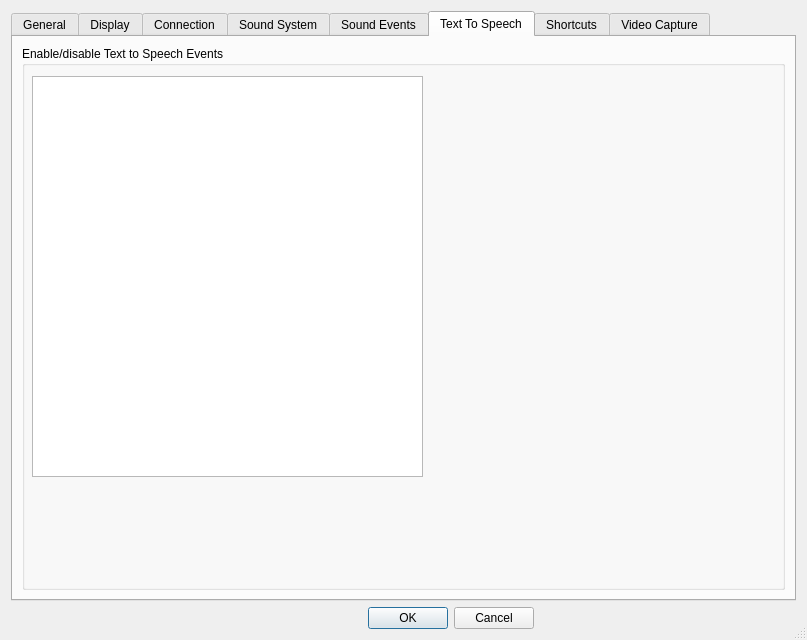
Old version of the form Client/qtTeamTalk/preferences.ui in the repository ungjinPark/TeamTalk5.
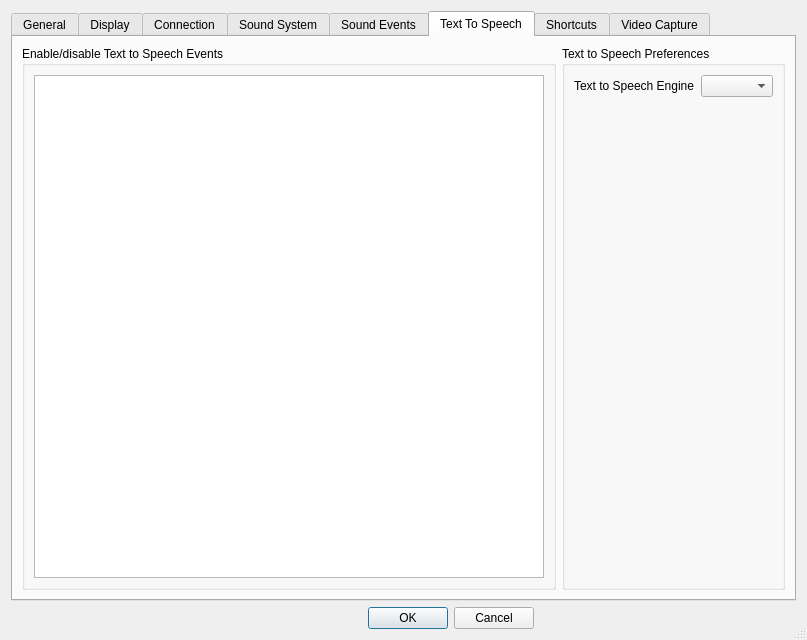
New version of the form. The open tabs and pages were chosen to show the change. Icons and pictures are not drawn.

Commit message: Change TTS control to QListView

Diff of the .ui file:
```diff
--- a/Client/qtTeamTalk/preferences.ui
+++ b/Client/qtTeamTalk/preferences.ui
@@ -1674,16 +1674,40 @@
          <property name="title">
           <string>Enable/disable Text to Speech Events</string>
          </property>
-         <widget class="QListView" name="ttsListView">
-          <property name="geometry">
-           <rect>
-            <x>10</x>
-            <y>30</y>
-            <width>391</width>
-            <height>401</height>
-           </rect>
-          </property>
-         </widget>
+         <layout class="QHBoxLayout" name="horizontalLayout_23">
+          <item>
+           <widget class="QListView" name="ttsListView">
+            <property name="alternatingRowColors">
+             <bool>true</bool>
+            </property>
+            <property name="selectionMode">
+             <enum>QAbstractItemView::MultiSelection</enum>
+            </property>
+           </widget>
+          </item>
+         </layout>
+        </widget>
+       </item>
+       <item>
+        <widget class="QGroupBox" name="groupBox_11">
+         <property name="title">
+          <string>Text to Speech Preferences</string>
+         </property>
+         <layout class="QFormLayout" name="formLayout_3">
+          <item row="0" column="0">
+           <widget class="QLabel" name="label_44">
+            <property name="text">
+             <string>Text to Speech Engine</string>
+            </property>
+            <property name="buddy">
+             <cstring>comboBox</cstring>
+            </property>
+           </widget>
+          </item>
+          <item row="0" column="1">
+           <widget class="QComboBox" name="comboBox"/>
+          </item>
+         </layout>
         </widget>
        </item>
       </layout>
```
The commit also changes 6 other files.
